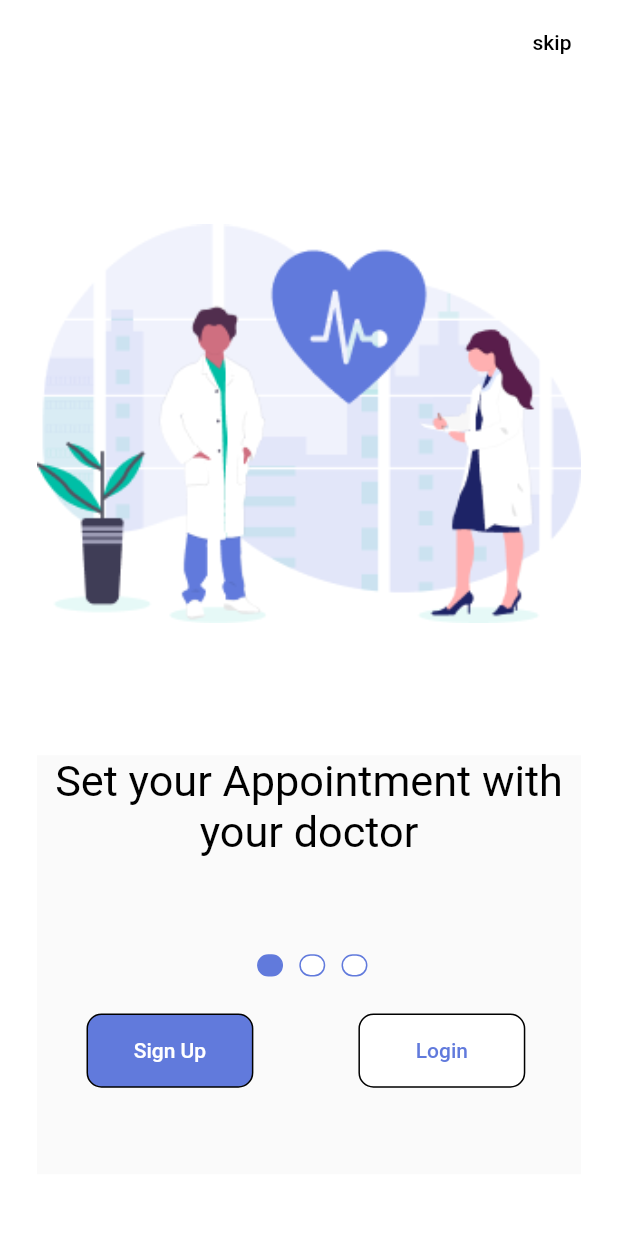
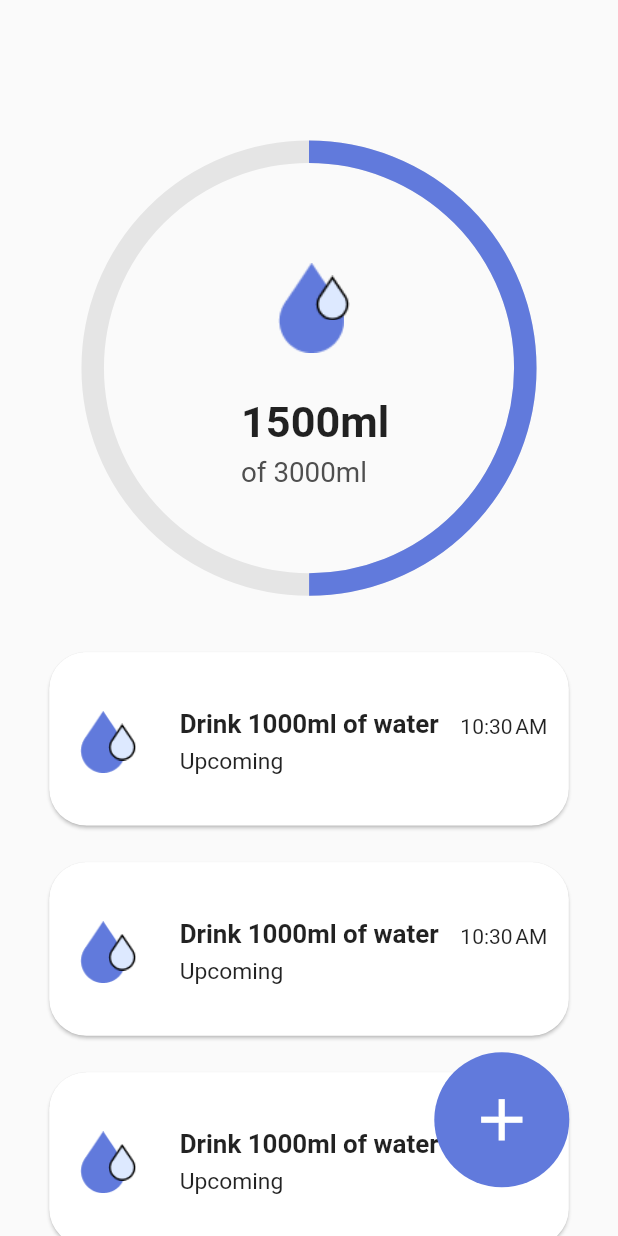
Before and after one commit to Crazelu/medbuzz2.0, a Flutter app: the screen it shows after launch, on a phone screen of 412 x 824 dp. Run offline on Flutter 3.47's test engine with Material 2 defaults, Android fonts, the phone set to English and light mode, and no system bars; our stand-ins replace font_awesome_flutter, scrollable_positioned_list; missing offline and left inert: bubbled_navigation_bar, date_util.

Commit message:
feat: built screen to view scheduled water reminders

```diff
--- a/lib/main.dart
+++ b/lib/main.dart
@@ -1,5 +1,3 @@
-import 'dart:js';
-
 import 'package:MedBuzz/core/providers/providers.dart';
 import 'package:MedBuzz/ui/app_theme/app_theme.dart';
 import 'package:MedBuzz/ui/views/Home.dart';
@@ -12,6 +10,8 @@ import 'package:MedBuzz/ui/views/water_reminders/schedule_water_reminder_screen.
 
 import 'package:flutter/material.dart';
 import 'package:provider/provider.dart';
+
+import 'ui/views/water_reminders/water_reminders_view.dart';
 
 void main() {
   runApp(MyApp());
@@ -27,18 +27,16 @@ class MyApp extends StatelessWidget {
         debugShowCheckedModeBanner: false,
         title: 'MedBuzz',
         theme: appThemeLight,
-        initialRoute: '/',
+        initialRoute: 'waterScheduleView',
         routes: {
           '/': (context) => SplashScreen(),
           'home': (context) => HomeScreen(),
           'login': (context) => LoginPage(),
           'profile': (context) => ProfilePage(),
-
-          'onboarding' : (context) => Onboard(),
-
+          'onboarding': (context) => Onboard(),
           'homepage': (context) => HomePage(),
-
           WaterScheduleScreen.routeName: (context) => WaterScheduleScreen(),
+          'waterScheduleView': (context) => WaterScheduleViewScreen(),
         },
       ),
     );
--- /dev/null
+++ b/lib/ui/views/water_reminders/water_reminders_view.dart
@@ -0,0 +1,333 @@
+import 'package:flutter/cupertino.dart';
+import 'package:flutter/material.dart';
+import 'package:intl/intl.dart';
+import '../../size_config/config.dart';
+import 'schedule_water_reminder_screen.dart';
+
+class WaterScheduleViewScreen extends StatelessWidget {
+  @override
+  Widget build(BuildContext context) {
+    return Scaffold(
+      backgroundColor: Theme.of(context).backgroundColor,
+      floatingActionButton: Container(
+        margin: EdgeInsets.only(
+            bottom: Config.yMargin(context, 2),
+            right: Config.xMargin(context, 4)),
+        child: SizedBox(
+          height: 90,
+          width: 90,
+          child: FloatingActionButton(
+              elevation: 0,
+              onPressed: () {
+                Navigator.push(
+                    context,
+                    MaterialPageRoute(
+                        builder: (context) => WaterScheduleScreen()));
+              },
+              backgroundColor: Theme.of(context).primaryColor,
+              child: Icon(
+                Icons.add,
+                size: 47,
+              )),
+        ),
+      ),
+      body: WaterScheduleView(),
+    );
+  }
+}
+
+class WaterScheduleView extends StatefulWidget {
+  @override
+  _WaterScheduleViewState createState() => _WaterScheduleViewState();
+}
+
+class _WaterScheduleViewState extends State<WaterScheduleView> {
+  int currentLevel = 1500;
+  int averageLevel = 3000;
+  double progress = 0;
+  bool _skip = false;
+  bool _done = false;
+  DateTime time = DateTime.now();
+  String formattedTime;
+  bool _isHidden = true;
+
+  @override
+  void initState() {
+    super.initState();
+    progressBar();
+  }
+
+  //Function to change the value of the CircularProgressIndicator
+  void progressBar() {
+    if (currentLevel <= 100) {
+      setState(() {
+        progress = 0;
+      });
+    } else if (currentLevel <= 500) {
+      setState(() {
+        progress = 0.2;
+      });
+    } else if (currentLevel < 1500) {
+      setState(() {
+        progress = 0.3;
+      });
+    } else if (currentLevel == 1500) {
+      setState(() {
+        progress = 0.5;
+      });
+    } else if (currentLevel <= 2000) {
+      setState(() {
+        progress = 0.6;
+      });
+    } else if (currentLevel < 3000) {
+      setState(() {
+        progress = 0.8;
+      });
+    } else if (currentLevel == 3000) {
+      setState(() {
+        progress = 1;
+      });
+    }
+  }
+
+  @override
+  Widget build(BuildContext context) {
+    formattedTime = DateFormat.jm().format(time);
+    double height = MediaQuery.of(context).size.height;
+    double width = MediaQuery.of(context).size.width;
+    return Container(
+      margin: EdgeInsets.only(top: 60),
+      child: SingleChildScrollView(
+        //container wrapping all the widgets
+        child: Container(
+          margin: EdgeInsets.only(
+              right: Config.xMargin(context, 7),
+              left: Config.xMargin(context, 7),
+              top: Config.yMargin(context, 5),
+              bottom: Config.yMargin(context, 10)),
+          child: Column(
+            crossAxisAlignment: CrossAxisAlignment.center,
+            children: <Widget>[
+              Center(
+                child: Stack(
+                  children: <Widget>[
+                    SizedBox(
+                      height: height * 0.35,
+                      width: width * 0.7,
+                      child: CircularProgressIndicator(
+                          backgroundColor: Color(0xffE5E5E5),
+                          valueColor: currentLevel < 1500
+                              ? AlwaysStoppedAnimation(Colors.red)
+                              : AlwaysStoppedAnimation(
+                                  Theme.of(context).primaryColor),
+                          value: progress,
+                          strokeWidth: 15),
+                    ),
+                    Container(
+                      margin: EdgeInsets.only(
+                          left: Config.xMargin(context, 30),
+                          top: Config.yMargin(context, 9)),
+                      child: Column(
+                        crossAxisAlignment: CrossAxisAlignment.start,
+                        children: <Widget>[
+                          Stack(
+                            children: <Widget>[
+                              Image(
+                                image: AssetImage('images/bigdrop.png'),
+                              ),
+                              Container(
+                                margin: EdgeInsets.only(
+                                    left: Config.xMargin(context, 6),
+                                    top: Config.yMargin(context, 1)),
+                                child: Image(
+                                  image: AssetImage('images/smalldrop.png'),
+                                ),
+                              ),
+                            ],
+                          ),
+                        ],
+                      ),
+                    ),
+                    Container(
+                      margin: EdgeInsets.only(
+                          top: Config.yMargin(context, 19.8),
+                          left: Config.xMargin(context, 24)),
+                      child: Column(
+                        crossAxisAlignment: CrossAxisAlignment.start,
+                        children: <Widget>[
+                          //Proper data will be fetched from DB
+                          Text(
+                            '$currentLevel' + 'ml',
+                            style: TextStyle(
+                                fontSize: Config.textSize(context, 7),
+                                fontWeight: FontWeight.bold),
+                          ),
+                          SizedBox(
+                            height: Config.yMargin(context, 0.7),
+                          ),
+                          Text('of $averageLevel' + 'ml',
+                              style: TextStyle(
+                                  fontSize: Config.textSize(context, 4.5),
+                                  color: Color(0xff4F4F4F)))
+                        ],
+                      ),
+                    ),
+                  ],
+                ),
+              ),
+              SizedBox(
+                height: Config.yMargin(context, 5),
+              ),
+              //Tap cards at your own risk :). Proper card display will be done when fetching data from DB
+              card('Drink 1000ml of water'),
+              card('Drink 1000ml of water'),
+              card('Drink 1000ml of water'),
+              card('Drink 1000ml of water')
+            ],
+          ),
+        ),
+      ),
+    );
+  }
+
+  Widget card(String text) {
+    double height = MediaQuery.of(context).size.height;
+    return Container(
+      margin: EdgeInsets.only(bottom: Config.yMargin(context, 2)),
+      height: _isHidden ? height * 0.15 : height * 0.2,
+      child: GestureDetector(
+        onTap: () {
+          setState(() {
+            _isHidden = false;
+          });
+        },
+        child: Card(
+          elevation: 1,
+          shape: RoundedRectangleBorder(
+              borderRadius: BorderRadius.circular(height * 0.03)),
+          child: Container(
+            margin: EdgeInsets.only(
+                left: Config.xMargin(context, 5),
+                right: Config.xMargin(context, 5),
+                top: Config.yMargin(context, 3)),
+            child: Column(
+              mainAxisAlignment: MainAxisAlignment.center,
+              children: <Widget>[
+                Row(
+                  mainAxisAlignment: MainAxisAlignment.center,
+                  children: <Widget>[
+                    Container(
+                      margin: EdgeInsets.only(
+                        right: Config.xMargin(context, 7),
+                      ),
+                      child: Stack(
+                        children: <Widget>[
+                          Image(
+                            image: AssetImage(
+                              'images/bigdrop.png',
+                            ),
+                            height: height * 0.05,
+                          ),
+                          Container(
+                            margin: EdgeInsets.only(
+                                left: Config.xMargin(context, 4.5),
+                                top: Config.yMargin(context, 1)),
+                            child: Image(
+                              image: AssetImage('images/smalldrop.png'),
+                              height: height * 0.03,
+                            ),
+                          ),
+                        ],
+                      ),
+                    ),
+                    Column(
+                      crossAxisAlignment: CrossAxisAlignment.start,
+                      children: <Widget>[
+                        Text(
+                          text,
+                          style: TextStyle(
+                            fontWeight: FontWeight.bold,
+                            fontSize: Config.textSize(context, 4.2),
+                          ),
+                        ),
+                        SizedBox(
+                          height: Config.yMargin(context, 0.7),
+                        ),
+
+                        // To display status of reminder
+                        Text(
+                          _skip == true
+                              ? 'Skipped'
+                              : _done == true ? 'Completed' : 'Upcoming',
+                          style: TextStyle(
+                              fontSize: Config.textSize(context, 3.7)),
+                        )
+                      ],
+                    ),
+                    Container(
+                        margin: EdgeInsets.only(
+                            left: Config.xMargin(context, 3.5),
+                            bottom: Config.yMargin(context, 2.5)),
+                        child: Text(formattedTime))
+                  ],
+                ),
+                SizedBox(
+                  height: Config.yMargin(context, 2.5),
+                ),
+                !_isHidden
+                    ? Divider(
+                        thickness: 2,
+                      )
+                    : Container(),
+                !_isHidden
+                    ? Row(
+                        mainAxisAlignment: MainAxisAlignment.start,
+                        children: <Widget>[
+                          flatButton('View'),
+                          SizedBox(
+                            width: Config.xMargin(context, 3.5),
+                          ),
+                          flatButton('Skip'),
+                          SizedBox(
+                            width: Config.xMargin(context, 3.5),
+                          ),
+                          flatButton('Done')
+                        ],
+                      )
+                    : Container()
+              ],
+            ),
+          ),
+        ),
+      ),
+    );
+  }
+
+  Widget flatButton(String text) {
+    return FlatButton(
+      onPressed: () {
+        setState(() {
+          text == 'Skip' ? _skip = true : _skip = false;
+          text == 'Done' ? _done = true : _done = false;
+        });
+      },
+      child: Row(
+        children: <Widget>[
+          Icon(
+            text == 'Skip' ? Icons.close : text == 'Done' ? Icons.check : null,
+            size: 15,
+          ),
+          SizedBox(
+            width: Config.xMargin(context, 2),
+          ),
+          Text(
+            text,
+            style: TextStyle(
+                fontWeight: FontWeight.bold,
+                fontSize: Config.textSize(context, 3.7)),
+          ),
+        ],
+      ),
+    );
+  }
+}
```
Also changed, not shown: images/bigdrop.png (added), images/smalldrop.png (added), pubspec.lock.
